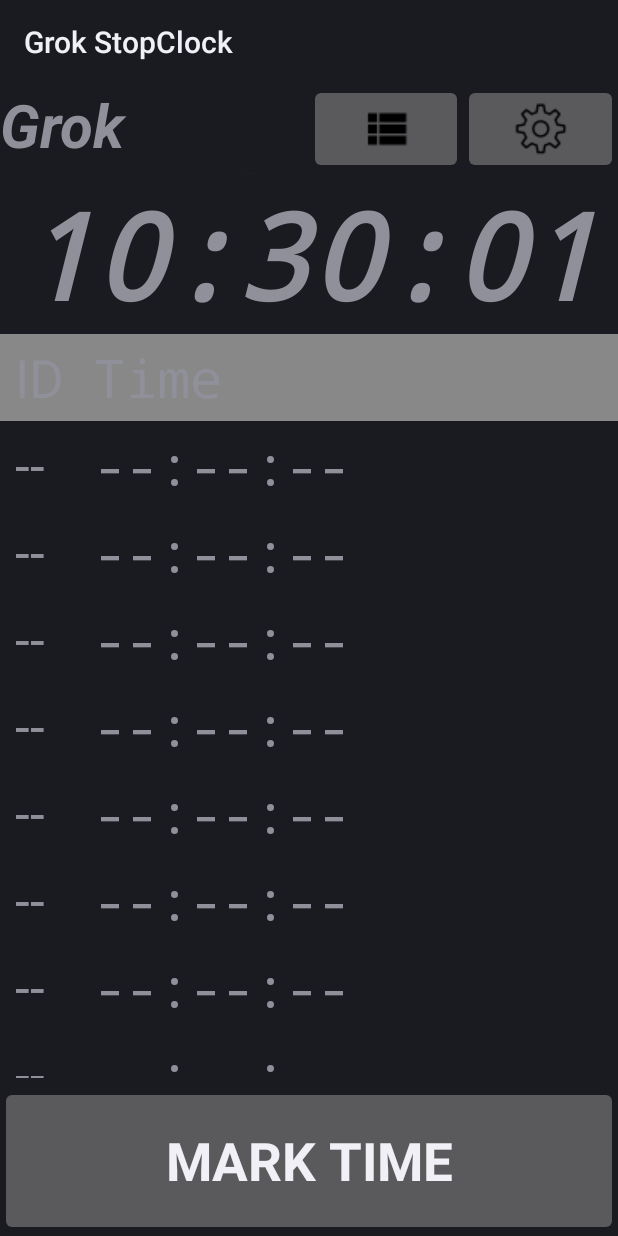
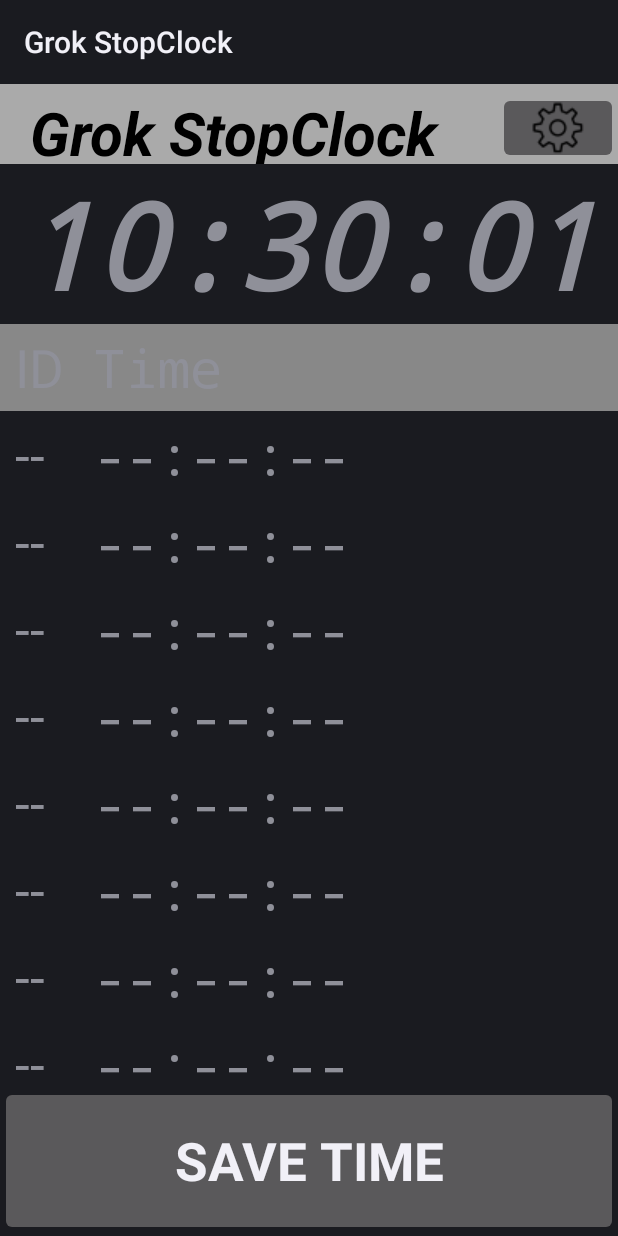
Before and after one commit to hoche/GrokStopClock, an Android app: the first screen one second after launch (MainActivity), on a phone screen of 412 x 824 dp. Run offline under Robolectric (Android 15) with nearby library versions, the phone set to English and light mode, and no system bars.

```diff
--- a/app/src/main/java/com/grok/stopclock/MainActivity.java
+++ b/app/src/main/java/com/grok/stopclock/MainActivity.java
@@ -17,6 +17,7 @@ import android.graphics.Color;
 import android.os.Bundle;
 import android.os.Handler;
 import android.os.Message;
+import android.preference.PreferenceManager;
 import android.view.LayoutInflater;
 import android.view.View;
 import android.view.WindowManager;
@@ -73,9 +74,9 @@ public class MainActivity extends Activity {
         getWindow().setFlags(WindowManager.LayoutParams.FLAG_FULLSCREEN,
                 WindowManager.LayoutParams.FLAG_FULLSCREEN);
 
+        mSharedPreferences = getApplicationContext().getSharedPreferences("GrokStopClock", Context.MODE_PRIVATE);
+
         setContentView(R.layout.activity_main);
-
-        mSharedPreferences = getSharedPreferences("GrokStopClockPrefs", Activity.MODE_PRIVATE);
 
         mCalendar = Calendar.getInstance();
         mTvClockTime = (TextView) findViewById(R.id.clock_time);
@@ -108,6 +109,7 @@ public class MainActivity extends Activity {
     }
 
     protected void redrawTimeList() {
+
         TableLayout table = (TableLayout) findViewById(R.id.time_table);
         table.removeAllViews();
 
@@ -142,7 +144,6 @@ public class MainActivity extends Activity {
 
     private void updateTime() {
 
-        //LogUtil.INSTANCE.d(LOGTAG, "updateTime()");
         mCalendar.setTimeInMillis(System.currentTimeMillis());
 
         int hour = mCalendar.get(mCalendar.HOUR_OF_DAY);
@@ -188,8 +189,4 @@ public class MainActivity extends Activity {
         startActivity(settingsActivity);
     }
 
-    public void onHistoryButton(View view) {
-
-    }
-
 }
--- a/app/src/main/java/com/grok/stopclock/TimeEntry.java
+++ b/app/src/main/java/com/grok/stopclock/TimeEntry.java
@@ -96,7 +96,7 @@ public class TimeEntry {
                 DecimalFormat hf = new DecimalFormat("#0");
                 DecimalFormat df = new DecimalFormat("00");
                 return hf.format(mHour) + ":" +
-                        df.format(mMin) + ":" +
+                        df.format(mMin) + "." +
                         df.format(((mSec * 1000) + mTenth)/600);
             }
 
--- a/app/src/main/res/layout/activity_main.xml
+++ b/app/src/main/res/layout/activity_main.xml
@@ -7,16 +7,20 @@
 
     <LinearLayout
         android:id="@+id/buttonBar"
-        android:orientation="horizontal"
         android:layout_width="fill_parent"
         android:layout_height="wrap_content"
-        android:layout_alignParentTop="true">
+        android:orientation="horizontal"
+        android:paddingTop="5dp"
+        android:layout_alignParentTop="true"
+        android:background="@android:color/darker_gray" >
 
         <TextView
-            android:id="@+id/branding_box"
+            android:layout_height="fill_parent"
             android:layout_width="0dp"
-            android:layout_weight="2"
-            android:layout_height="wrap_content"
+            android:layout_weight="1"
+            android:gravity="center_vertical"
+            android:textColor="@android:color/black"
+            android:paddingLeft="20sp"
             android:text="@string/app_name"
             android:height="60dp"
             android:textSize="40sp"
@@ -24,20 +28,9 @@
             android:typeface="sans" />
 
         <ImageButton
-            android:id="@+id/history_button"
-            android:layout_width="0dp"
-            android:layout_weight="1"
-            android:layout_height="fill_parent"
-            android:height="60dp"
-            android:src="@drawable/baseline_view_list_black_36"
-            android:onClick="onHistoryButton" />
-
-        <ImageButton
             android:id="@+id/settings_button"
-            android:layout_width="0dp"
-            android:layout_weight="1"
-            android:layout_height="fill_parent"
-            android:height="60dp"
+            android:layout_width="80dp"
+            android:layout_height="48dp"
             android:src="@drawable/icons8_settings_36"
             android:onClick="onSettingsButton" />
 
--- a/app/src/main/res/layout/activity_settings.xml
+++ b/app/src/main/res/layout/activity_settings.xml
@@ -12,7 +12,7 @@
         android:layout_height="wrap_content"
         android:orientation="horizontal"
         android:paddingTop="5dp"
-        android:background="@android:color/darker_gray"  >
+        android:background="@android:color/darker_gray" >
 
         <TextView
             android:layout_height="fill_parent"
--- a/app/src/main/res/values/strings.xml
+++ b/app/src/main/res/values/strings.xml
@@ -5,7 +5,7 @@
 
     <string name="blank_time">00:00:00</string>
 
-    <string name="save_time_button_text">Mark Time</string>
+    <string name="save_time_button_text">Save Time</string>
     <string name="settings_button_text">Settings</string>
     <string name="history_button_text">History</string>
 
```
Also changed, not shown: app/src/main/java/com/grok/stopclock/SettingsActivity.java (+6 -10 lines), 1 other file.
